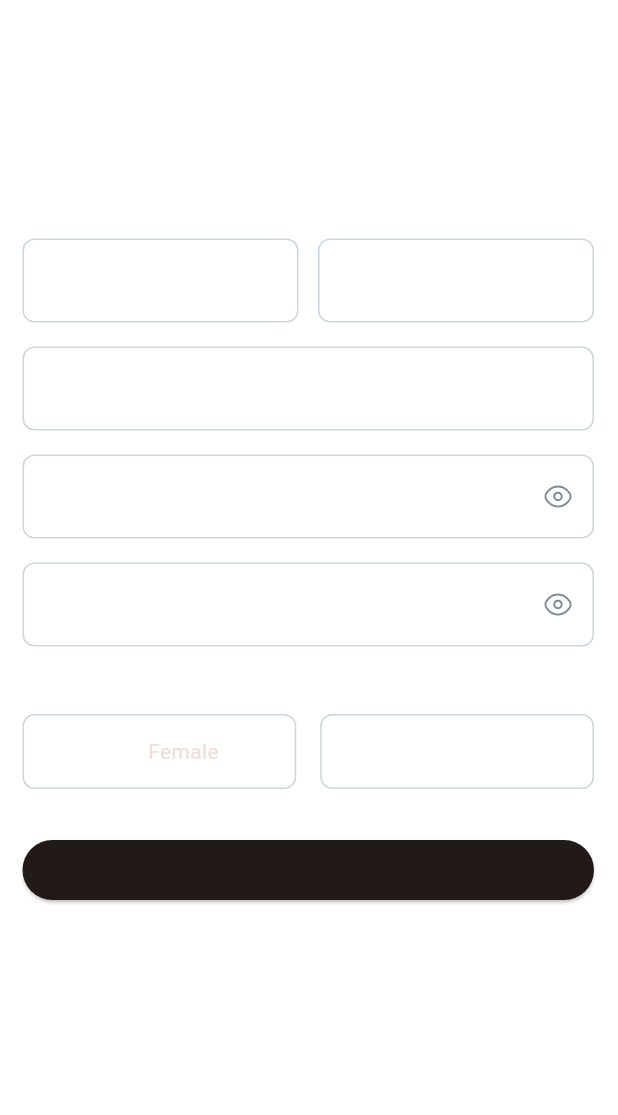
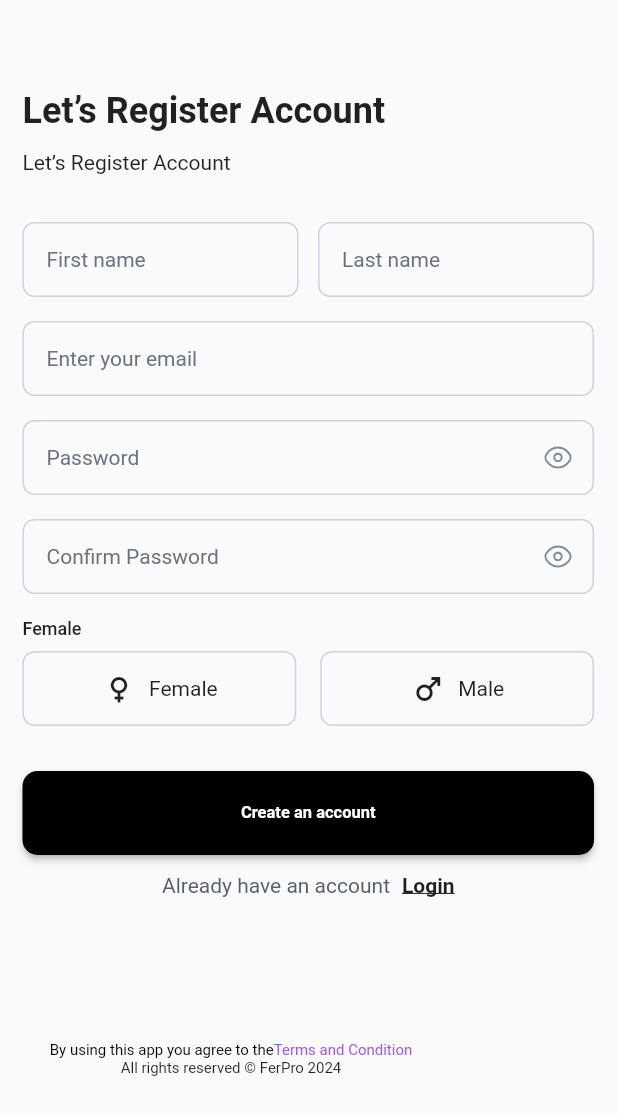
Before and after one commit to sherzadmohammad/nandin, a Flutter app: the SignUpPage screen opened directly, on a phone screen of 412 x 824 dp. Shown: the top 1115 px of the screen. Run offline on Flutter 3.47's test engine with Material 3 defaults, Android fonts, the phone set to English and light mode, and no system bars; our stand-ins replace dio, flutter_riverpod, flutter_svg, image_picker, shared_preferences, supabase_flutter and 1 more; accounts and stored records are empty; generated files the repository leaves out were written again; statements that could not run were skipped.

Commit message:
localization issue fixed

```diff
--- a/lib/l10n/app_ar.arb
+++ b/lib/l10n/app_ar.arb
@@ -1,5 +1,5 @@
 {
-      "board1_title": "اعثر على الأنسب لك مع معلمينا",
+  "board1_title": "اعثر على الأنسب لك مع معلمينا",
   "board1_body": "مع أكثر من 30,000 معلم و 1 مليون+ متعلم، نحن نعرف كيفية تعلم اللغة.",
   "board2_title": "تحسن مع كل درس",
   "board2_body": "التعلم رحلة. سنكون معك في كل خطوة على الطريق.",
--- a/lib/main.dart
+++ b/lib/main.dart
@@ -2,25 +2,12 @@ import 'package:flutter/material.dart';
 import 'package:flutter_riverpod/flutter_riverpod.dart';
 import 'package:flutter_localizations/flutter_localizations.dart';
 import 'package:nanden/screens/auth/splash_screen.dart';
+import 'package:nanden/themes/theme.dart';
 import 'package:supabase_flutter/supabase_flutter.dart';
-//import 'package:nanden/l10n/l10n.dart';
-final darkTheme = ThemeData(
-  useMaterial3: true,
-  scaffoldBackgroundColor: const Color.fromARGB(155, 94, 68, 56),
-  colorScheme: ColorScheme.fromSeed(
-    brightness: Brightness.dark,
-    seedColor: const Color.fromARGB(155, 131, 39, 0),
-  ),
-);
+import 'package:nanden/l10n/l10n.dart';
+import 'package:flutter_gen/gen_l10n/app_localizations.dart';
 
-final lightTheme = ThemeData(
-  useMaterial3: true,
-  scaffoldBackgroundColor: Colors.white,
-  colorScheme: ColorScheme.fromSeed(
-    brightness: Brightness.dark,
-    seedColor: const Color.fromARGB(199, 224, 186, 169),
-  ),
-);
+
 const supabaseUrl ='https://chaszkfcxuirksawyrrx.supabase.co';
 const supabaseKey= 'eyJhbGciOiJIUzI1NiIsInR5cCI6IkpXVCJ9.eyJpc3MiOiJzdXBhYmFzZSIsInJlZiI6ImNoYXN6a2ZjeHVpcmtzYXd5cnJ4Iiwicm9sZSI6ImFub24iLCJpYXQiOjE3Mzc4MDQwNDcsImV4cCI6MjA1MzM4MDA0N30.gstA5viU7Ms6VsS-AjYjx3D08EAz5pD7tFHh2ZkV8_4';
 Future<void> main() async{
@@ -45,15 +32,11 @@ class MyApp extends StatelessWidget {
   Widget build(BuildContext context) {
     return MaterialApp(
       debugShowCheckedModeBanner: true,
-      theme: lightTheme,darkTheme: darkTheme,
-      themeMode: ThemeMode.system,
-      supportedLocales: const [
-        Locale('en'),
-        Locale('fa'),
-        Locale('ar')
-      ],
+      theme: lightTheme,
+      supportedLocales: L10n.all,
       locale: const Locale('en'),
-      localizationsDelegates: [
+      localizationsDelegates:const [
+        AppLocalizations.delegate,
         GlobalMaterialLocalizations.delegate,
         GlobalWidgetsLocalizations.delegate,
         GlobalCupertinoLocalizations.delegate,
--- a/lib/screens/auth/login_screen.dart
+++ b/lib/screens/auth/login_screen.dart
@@ -10,7 +10,7 @@ import 'package:nanden/screens/auth/register_screen.dart';
 import 'package:nanden/utils/toast.dart';
 import 'package:supabase_flutter/supabase_flutter.dart';
 import '../../themes/input_field_decoration.dart';
-
+import 'package:flutter_gen/gen_l10n/app_localizations.dart';
 class LoginPage extends ConsumerStatefulWidget {
   const LoginPage({super.key});
 
@@ -52,14 +52,14 @@ class _LoginPageState extends ConsumerState<LoginPage> {
                     crossAxisAlignment: CrossAxisAlignment.start,
                     children: [
                       Text(
-                        'Login', //AppLocalizations.of(context)!.login_header,
+                        AppLocalizations.of(context)!.login_header,
                         style: const TextStyle(
                           fontSize: 24,
                           fontWeight: FontWeight.w600,
                         ),
                       ),
                       const SizedBox(height: 12,),
-                      Text('Let\'s log you in.', //AppLocalizations.of(context)!.login_title,
+                      Text(AppLocalizations.of(context)!.login_title,
                         style: const TextStyle(
                             fontSize: 14,
                             fontWeight: FontWeight.w400
@@ -80,7 +80,7 @@ class _LoginPageState extends ConsumerState<LoginPage> {
                       controller: _emailController,
                       style: InputFieldStyle().inputTextStyle,
                       decoration: InputFieldStyle().decoration(
-                        hint: 'email', //AppLocalizations.of(context)!.login_email_hint
+                        hint:AppLocalizations.of(context)!.login_email_hint
                       ),
                       validator: (value) {
                         if (value == null || value.isEmpty) {
@@ -106,7 +106,7 @@ class _LoginPageState extends ConsumerState<LoginPage> {
                           fontSize: 14, color: Color(0xFF1A1A1A)
                       ),
                       decoration: InputFieldStyle().passwordInputDecoration(
-                        'password', //AppLocalizations.of(context)!.login_password_hint,
+                        AppLocalizations.of(context)!.login_password_hint,
                         isPasswordVisible: _isPasswordVisible,
                         togglePasswordVisibility: () {
                           setState(() {
@@ -133,8 +133,7 @@ class _LoginPageState extends ConsumerState<LoginPage> {
                   TextButton(
                     onPressed: () {},
                     child: Text(
-                      'Forgot password?',
-                      //AppLocalizations.of(context)!.login_forgetPassword_textButton,
+                      AppLocalizations.of(context)!.login_forgetPassword_textButton,
                       style: const TextStyle(
                           fontSize: 12,
                           fontWeight: FontWeight.w400,
@@ -161,8 +160,7 @@ class _LoginPageState extends ConsumerState<LoginPage> {
                         ? const CircularProgressIndicator(
                       color: Colors.white,
                     )
-                        : Text(
-                      '', // AppLocalizations.of(context)!.login_btn,
+                        : Text( AppLocalizations.of(context)!.login_btn,
                       style: const TextStyle(
                           fontSize: 14,
                           fontWeight: FontWeight.w600,
@@ -177,7 +175,7 @@ class _LoginPageState extends ConsumerState<LoginPage> {
                 mainAxisAlignment: MainAxisAlignment.center,
                 crossAxisAlignment: CrossAxisAlignment.center,
                 children: [
-                  Text('Login', //AppLocalizations.of(context)!.login_label,
+                  Text(AppLocalizations.of(context)!.login_label,
                       style: const TextStyle(
                           fontSize: 14,
                           fontWeight: FontWeight.w400,
@@ -194,8 +192,7 @@ class _LoginPageState extends ConsumerState<LoginPage> {
                       );
                     },
                     child: Text(
-                      'Signup',
-                      //AppLocalizations.of(context)!.login_signup_textButton,
+                      AppLocalizations.of(context)!.login_signup_textButton,
                       style: const TextStyle(
                         fontSize: 14,
                         fontWeight: FontWeight.w600,
@@ -214,7 +211,7 @@ class _LoginPageState extends ConsumerState<LoginPage> {
                   Padding(
                     padding: const EdgeInsets.symmetric(horizontal: 12),
                     child: Text(
-                      'Or', //AppLocalizations.of(context)!.login_division_line,
+                      AppLocalizations.of(context)!.login_division_line,
                       style: const TextStyle(color: Color(0XFF64748B)),),
                   ),
                   const Expanded(child: Divider(
@@ -246,8 +243,7 @@ class _LoginPageState extends ConsumerState<LoginPage> {
                           width: 5,
                         ),
                         Text(
-                            '',
-                            //AppLocalizations.of(context)!.login_signupWithGoogle_btn,
+                            AppLocalizations.of(context)!.login_signupWithGoogle_btn,
                             style: const TextStyle(fontSize: 16.0,
                                 fontWeight: FontWeight.w500)
                         ),
--- a/lib/screens/auth/register_screen.dart
+++ b/lib/screens/auth/register_screen.dart
@@ -5,6 +5,8 @@ import 'package:flutter_riverpod/flutter_riverpod.dart';
 import '../../providers/api_service_provider.dart';
 import '../../themes/input_field_decoration.dart';
 import '../../utils/toast.dart';
+import 'package:flutter_gen/gen_l10n/app_localizations.dart';
+
 
 class SignUpPage extends ConsumerStatefulWidget {
   const SignUpPage({super.key});
@@ -53,13 +55,13 @@ class _SignUpPageState extends ConsumerState<SignUpPage> {
                 crossAxisAlignment: CrossAxisAlignment.start,
                 children: [
                    Text(
-                     '',//AppLocalizations.of(context)!.signup_header,
+                     AppLocalizations.of(context)!.signup_header,
                       style: const TextStyle(fontWeight: FontWeight.w600  ,fontSize:24,color: Colors.black87),
                   ),
                   const SizedBox(height:12.0,),
                    SizedBox(width: 200.0,
                     child: Text(
-                      '',//AppLocalizations.of(context)!.signup_header,
+                      AppLocalizations.of(context)!.signup_header,
                       style: const TextStyle(fontWeight: FontWeight.w400  ,fontSize:14,color: Colors.black87),
                     ),
                   ),
@@ -75,7 +77,7 @@ class _SignUpPageState extends ConsumerState<SignUpPage> {
                               child: TextFormField(
                                 controller: _firstnameController,
                                 style: InputFieldStyle().inputTextStyle,
-                                decoration:  InputFieldStyle().decoration(hint:'',),// AppLocalizations.of(context)!.signup_firstName_hint),
+                                decoration:  InputFieldStyle().decoration(hint: AppLocalizations.of(context)!.signup_firstName_hint),
                                 validator: (value){
                                   if(value==null||value.isEmpty){
                                     return 'this field require.';
@@ -92,7 +94,7 @@ class _SignUpPageState extends ConsumerState<SignUpPage> {
                               child: TextFormField(
                                 controller: _lastnameController,
                                 style: InputFieldStyle().inputTextStyle,
-                                decoration:  InputFieldStyle().decoration(hint: '',//AppLocalizations.of(context)!.signup_lastName_hint
+                                decoration:  InputFieldStyle().decoration(hint: AppLocalizations.of(context)!.signup_lastName_hint
                                 ),
                                 onSaved: (value){
                                   lastName=_lastnameController.text;
@@ -105,7 +107,7 @@ class _SignUpPageState extends ConsumerState<SignUpPage> {
                         TextFormField(
                           controller: _emailController,
                           style: InputFieldStyle().inputTextStyle,
-                          decoration:  InputFieldStyle().decoration(hint:'',// AppLocalizations.of(context)!.signup_email_hint
+                          decoration:  InputFieldStyle().decoration(hint: AppLocalizations.of(context)!.signup_email_hint
                           ),
                           validator: (value){
                             if(value==null||value.isEmpty){
@@ -129,7 +131,7 @@ class _SignUpPageState extends ConsumerState<SignUpPage> {
                               fontSize: 14,color: Color(0xFF1A1A1A)
                           ),
                           decoration:  InputFieldStyle().passwordInputDecoration(
-                            '',//AppLocalizations.of(context)!.signup_password_hint,
+                            AppLocalizations.of(context)!.signup_password_hint,
                             isPasswordVisible: _isPasswordVisible,
                             togglePasswordVisibility: () {
                               setState(() {
@@ -155,7 +157,7 @@ class _SignUpPageState extends ConsumerState<SignUpPage> {
                               fontSize: 14,color: Color(0xFF1A1A1A)
                           ),
                           decoration:  InputFieldStyle().passwordInputDecoration(
-                            '',//AppLocalizations.of(context)!.signup_confirmPassword_hint,
+                            AppLocalizations.of(context)!.signup_confirmPassword_hint,
                             isPasswordVisible: _isConfirmPasswordVisible,
                             togglePasswordVisibility: () {
                               setState(() {
@@ -173,7 +175,7 @@ class _SignUpPageState extends ConsumerState<SignUpPage> {
                           },
                         ),
                         customHeight,
-                        Text('',//AppLocalizations.of(context)!.signup_gender_Female,
+                        Text(AppLocalizations.of(context)!.signup_gender_Female,
                           style: Theme.of(context).textTheme.bodyMedium,
                         ),
                         const SizedBox(height: 8.0,),
@@ -236,7 +238,7 @@ class _SignUpPageState extends ConsumerState<SignUpPage> {
                                         ),
                                         const SizedBox(width: 8.0),
                                         Text(
-                                            '',// AppLocalizations.of(context)!.signup_gender_male,
+                                             AppLocalizations.of(context)!.signup_gender_male,
                                             style: const TextStyle(fontSize: 14,fontWeight: FontWeight.w400)
                                         ),
                                       ],
@@ -261,7 +263,7 @@ class _SignUpPageState extends ConsumerState<SignUpPage> {
                           color: Colors.white,
                         )
                             :  Text(
-                          '',//AppLocalizations.of(context)!.signup_btn,
+                          AppLocalizations.of(context)!.signup_btn,
                           style: const TextStyle(
                               color: Colors.white,
                               fontWeight: FontWeight.bold),
@@ -272,7 +274,7 @@ class _SignUpPageState extends ConsumerState<SignUpPage> {
                     mainAxisAlignment: MainAxisAlignment.center,
                     crossAxisAlignment: CrossAxisAlignment.center,
                     children: [
-                       Text('',//AppLocalizations.of(context)!.signup_having_account,
+                       Text(AppLocalizations.of(context)!.signup_having_account,
                           style:const TextStyle(
                               fontSize: 14,fontWeight: FontWeight.w400,color: Color(0XFF555F6D)
                           )
@@ -283,7 +285,7 @@ class _SignUpPageState extends ConsumerState<SignUpPage> {
                           Navigator.of(context).pop();
                         },
                         child:   Text(
-                          '',//AppLocalizations.of(context)!.signup_login_option,
+                          AppLocalizations.of(context)!.signup_login_option,
                           style: const TextStyle(
                             fontSize: 14,
                             fontWeight: FontWeight.w600,
@@ -301,11 +303,11 @@ class _SignUpPageState extends ConsumerState<SignUpPage> {
                       children: [
                         RichText(textAlign: TextAlign.center,
                           text: TextSpan(
-                            text: '',//AppLocalizations.of(context)!.signup_bottom_text1,
+                            text: AppLocalizations.of(context)!.signup_bottom_text1,
                             style: const TextStyle(color: Colors.black, fontSize: 10.0,fontWeight: FontWeight.w400),
                             children: <TextSpan>[
                               TextSpan(
-                                text: '',//AppLocalizations.of(context)!.signup_terms,
+                                text: AppLocalizations.of(context)!.signup_terms,
                                 style: const TextStyle(
                                   color: Color(0XFF9A58F0),
                                   fontWeight: FontWeight.w400,
@@ -321,7 +323,7 @@ class _SignUpPageState extends ConsumerState<SignUpPage> {
                             ],
                           ),
                         ),
-                        Text('',//AppLocalizations.of(context)!.signup_bottom_text2,
+                        Text(AppLocalizations.of(context)!.signup_bottom_text2,
                           style:const TextStyle(
                             fontWeight: FontWeight.w400,
                             fontSize: 10,
```
